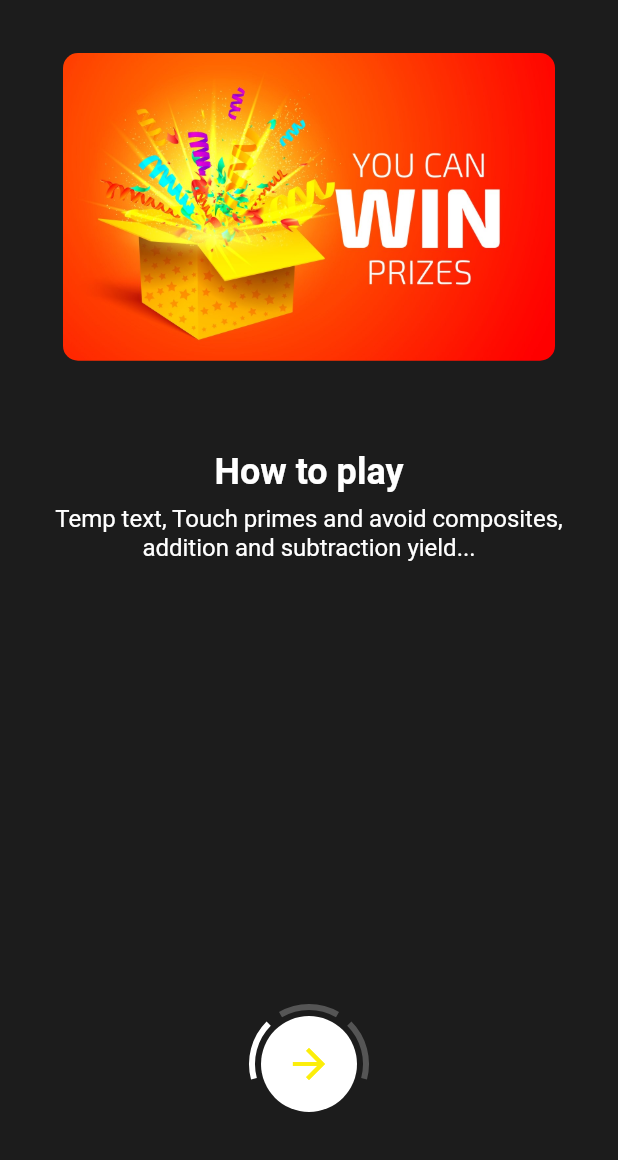
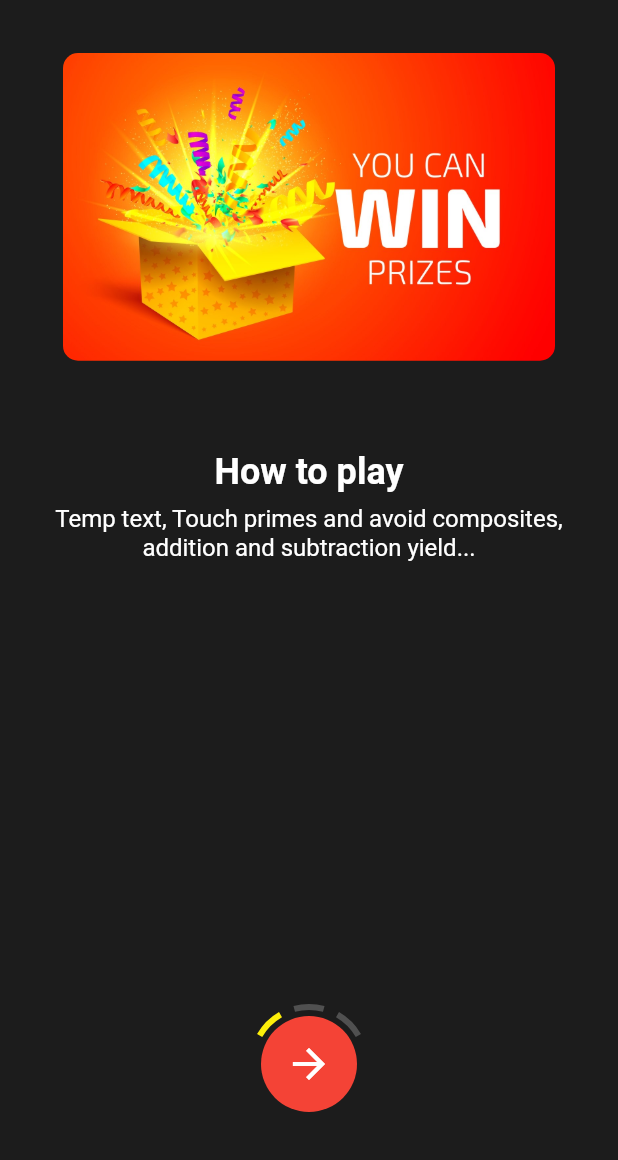
Before and after one commit to MihailOfficial/primedart, a Flutter app: the screen it shows after launch, on a phone screen of 412 x 824 dp, the part 76-1236 px from its top. Run offline on Flutter 3.47's test engine with Material 2 defaults, Android fonts, the phone set to English and light mode, and no system bars; our stand-ins replace shared_preferences, simple_animations; missing offline and left inert: flame, normal; statements that could not run were skipped.

Commit message:
fixed next button

```diff
--- a/lib/screens/login/widgets/login_form.dart
+++ b/lib/screens/login/widgets/login_form.dart
@@ -51,8 +51,8 @@ class LoginForm extends StatelessWidget {
             animation: animation,
             additionalOffset: 2 * space,
             child: CustomButton(
-              color: kBlue,
-              textColor: kWhite,
+              color: Colors.red,
+              textColor: Colors.white,
               text: 'Login to continue',
               onPressed: () {
 
--- a/lib/screens/onboarding/onboarding.dart
+++ b/lib/screens/onboarding/onboarding.dart
@@ -171,7 +171,7 @@ class _OnboardingState extends State<Onboarding> with TickerProviderStateMixin {
           _setCardsSlideInAnimation();
           await _cardsAnimationController.forward();
           _setCardsSlideOutAnimation();
-          _setPageIndicatorAnimation(isClockwiseAnimation: false);
+          _setPageIndicatorAnimation(isClockwiseAnimation: true);
         }
         break;
       case 2:
--- a/lib/screens/onboarding/widgets/next_page_button.dart
+++ b/lib/screens/onboarding/widgets/next_page_button.dart
@@ -18,10 +18,10 @@ class NextPageButton extends StatelessWidget {
       padding: const EdgeInsets.all(kPaddingM),
       elevation: 0.0,
       shape: CircleBorder(),
-      fillColor: kWhite,
+      fillColor: Colors.red,
       child: Icon(
         Icons.arrow_forward,
-        color: Color.fromRGBO(252,238,10, 1),
+        color: Colors.white,
         size: 32.0,
       ),
       onPressed: onPressed,
--- a/lib/screens/onboarding/widgets/onboarding_page_indicator.dart
+++ b/lib/screens/onboarding/widgets/onboarding_page_indicator.dart
@@ -20,11 +20,10 @@ class OnboardingPageIndicator extends StatelessWidget {
         assert(child != null);
 
   Color _getPageIndicatorColor(int pageIndex) {
-    return currentPage > pageIndex ? kWhite : kWhite.withOpacity(0.25);
+    return currentPage > pageIndex ? Color.fromRGBO(252,238,10, 1) : Color.fromRGBO(80, 80, 80, 1);
   }
-
   double get indicatorGap => pi / 12;
-  double get indicatorLength => pi / 3;
+  double get indicatorLength => pi / 6;
 
   @override
   Widget build(BuildContext context) {
@@ -33,19 +32,19 @@ class OnboardingPageIndicator extends StatelessWidget {
         painter: _OnboardignPageIndicatorPainter(
           color: _getPageIndicatorColor(0),
           startAngle:
-              (4 * indicatorLength) - (indicatorLength + indicatorGap) + angle,
+              (8.5 * indicatorLength) - (indicatorLength + indicatorGap) + angle,
           indicatorLength: indicatorLength,
         ),
         child: CustomPaint(
           painter: _OnboardignPageIndicatorPainter(
             color: _getPageIndicatorColor(1),
-            startAngle: 4 * indicatorLength + angle,
+            startAngle: 8.5 * indicatorLength + angle,
             indicatorLength: indicatorLength,
           ),
           child: CustomPaint(
             painter: _OnboardignPageIndicatorPainter(
               color: _getPageIndicatorColor(2),
-              startAngle: (4 * indicatorLength) +
+              startAngle: (8.5 * indicatorLength) +
                   (indicatorLength + indicatorGap) +
                   angle,
               indicatorLength: indicatorLength,
```
